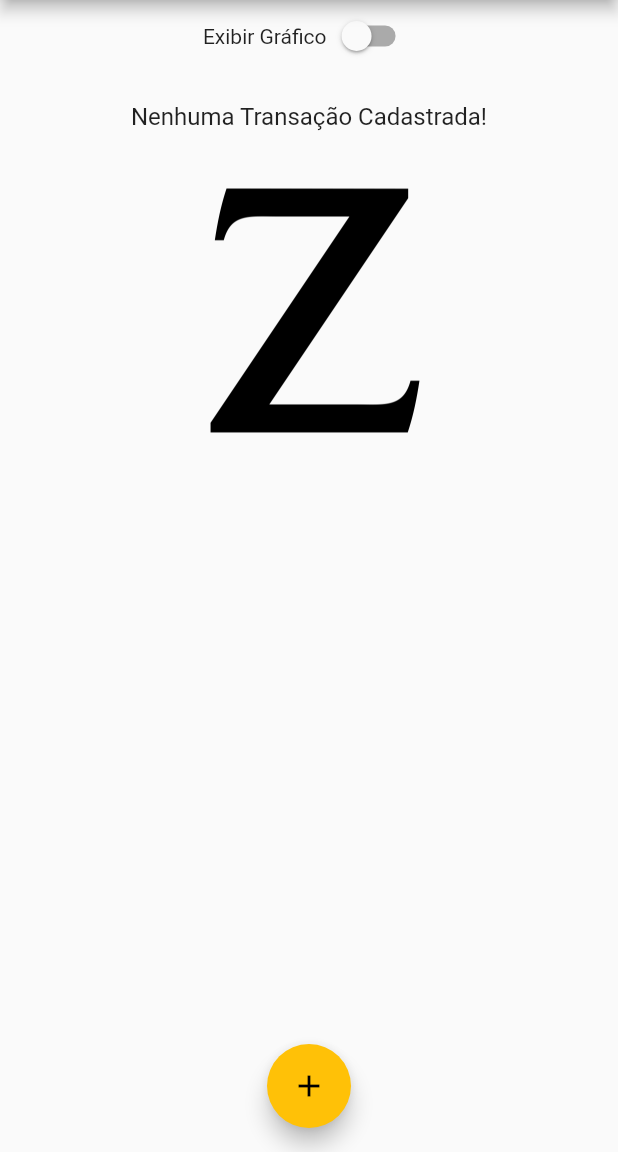
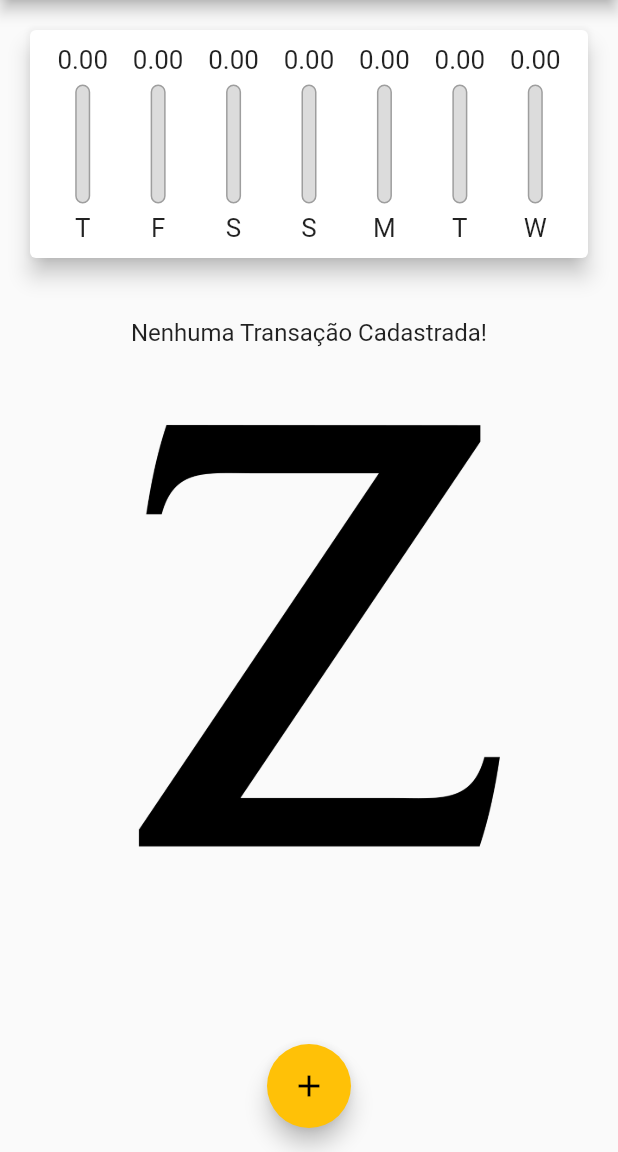
Before and after one commit to PedroPSar/expenses, a Flutter app: the screen it shows after launch, on a phone screen of 412 x 824 dp, the part 84-1236 px from its top. Run offline on Flutter 3.47's test engine with Material 2 defaults, Android fonts, the phone set to English and light mode, and no system bars; project files that could hold a hidden picture were left out.

Commit message:
commit 27/10/2021

```diff
--- a/lib/components/transaction_list.dart
+++ b/lib/components/transaction_list.dart
@@ -6,13 +6,16 @@ class TransactionList extends StatelessWidget {
   final List<Transaction> transactions;
   final void Function(String) onRemove;
 
-  const TransactionList({Key? key, required this.transactions, required this.onRemove})
+  const TransactionList(
+      {Key? key, required this.transactions, required this.onRemove})
       : super(key: key);
 
   @override
   Widget build(BuildContext context) {
     return transactions.isEmpty
-        ? Column(
+        ? LayoutBuilder(
+            builder: (ctx, constraints) {
+              return Column(
                 children: [
                   SizedBox(height: 20),
                   Text(
@@ -21,13 +24,15 @@ class TransactionList extends StatelessWidget {
                   ),
                   SizedBox(height: 20),
                   Container(
-                height: 200,
+                    height: constraints.maxHeight * 0.6,
                     child: Image.asset(
                       'assets/images/._waiting.png',
                       fit: BoxFit.cover,
                     ),
                   ),
                 ],
+              );
+            },
           )
         : ListView.builder(
             itemCount: transactions.length,
@@ -56,7 +61,21 @@ class TransactionList extends StatelessWidget {
                   subtitle: Text(
                     DateFormat('d MMM y').format(tr.date),
                   ),
-                  trailing: IconButton(
+                  trailing: MediaQuery.of(context).size.width > 480
+                      ? TextButton.icon(
+                          onPressed: () => onRemove(tr.id),
+                          icon: Icon(
+                            Icons.delete,
+                            color: Theme.of(context).errorColor,
+                          ),
+                          label: Text(
+                            'Excluir',
+                            style: TextStyle(
+                              color: Theme.of(context).errorColor,
+                            ),
+                          ),
+                        )
+                      : IconButton(
                           icon: Icon(Icons.delete),
                           color: Theme.of(context).errorColor,
                           onPressed: () => onRemove(tr.id),
--- a/lib/main.dart
+++ b/lib/main.dart
@@ -1,5 +1,7 @@
 import 'dart:math';
+import 'dart:io';
 import 'package:expenses/components/transaction_form.dart';
+import 'package:flutter/cupertino.dart';
 import 'package:flutter/material.dart';
 import 'components/chart.dart';
 import 'components/transaction_list.dart';
@@ -86,33 +88,54 @@ class _MyHomePageState extends State<MyHomePage> {
     );
   }
 
+  Widget _getIconButton(IconData icon, Function() fn) {
+    return Platform.isIOS
+        ? GestureDetector(onTap: fn, child: Icon(icon))
+        : IconButton(onPressed: fn, icon: Icon(icon));
+  }
+
   @override
   Widget build(BuildContext context) {
+    final mediaQuery = MediaQuery.of(context);
+    bool isLandspace = mediaQuery.orientation == Orientation.landscape;
+
+    final iconList = Platform.isIOS ? CupertinoIcons.refresh : Icons.list;
+    final chartList = Platform.isIOS ? CupertinoIcons.refresh : Icons.show_chart;
+
+    final actions = [
+      if (isLandspace)
+        _getIconButton(_showChart ? iconList : chartList, () {
+          setState(() {
+            _showChart = !_showChart;
+          });
+        }),
+      _getIconButton(
+        Platform.isIOS ? CupertinoIcons.add : Icons.add,
+        () => _openTransactionFormModal(context),
+      ),
+    ];
+
     final appBar = AppBar(
       title: Text('Despesas Pessoais'),
-      actions: [
-        IconButton(
-          onPressed: () => _openTransactionFormModal(context),
-          icon: Icon(Icons.add),
-        )
-      ],
+      actions: actions,
     );
 
-    final availableHeight = MediaQuery.of(context).size.height -
+    final availableHeight = mediaQuery.size.height -
         appBar.preferredSize.height -
-        MediaQuery.of(context).padding.top;
+        mediaQuery.padding.top;
 
-    return Scaffold(
-      appBar: appBar,
-      body: SingleChildScrollView(
+    final bodyPage = SafeArea(
+      child: SingleChildScrollView(
         child: Column(
           crossAxisAlignment: CrossAxisAlignment.stretch,
           children: [
+            /*if (isLandspace)
               Row(
                 mainAxisAlignment: MainAxisAlignment.center,
                 children: [
                   Text('Exibir Gráfico'),
-                Switch(
+                  Switch.adaptative(
+                    activeColor: Theme.of(context).accentColor,
                     value: _showChart,
                     onChanged: (value) {
                       setState(() {
@@ -121,26 +144,45 @@ class _MyHomePageState extends State<MyHomePage> {
                     },
                   ),
                 ],
-            ),
-            if (_showChart)
+              ),*/
+            if (_showChart || !isLandspace)
               Container(
-                height: availableHeight * 0.25,
+                height: availableHeight * (isLandspace ? 0.8 : 0.25),
                 child: Chart(recentTransactions: _recentTransactions),
               ),
-            if (!_showChart)
+            if (!_showChart || !isLandspace)
               Container(
-                height: availableHeight * 0.75,
+                height: availableHeight * (isLandspace ? 1 : 0.75),
                 child: TransactionList(
                     transactions: _transactions, onRemove: _removeTransaction),
               ),
           ],
         ),
       ),
-      floatingActionButton: FloatingActionButton(
+    );
+
+    return Platform.isIOS
+        ? CupertinoPageScaffold(
+            navigationBar: CupertinoNavigationBar(
+              middle: Text('Despesas Pessoais'),
+              trailing: Row(
+                mainAxisSize: MainAxisSize.min,
+                children: actions,
+              ),
+            ),
+            child: bodyPage,
+          )
+        : Scaffold(
+            appBar: appBar,
+            body: bodyPage,
+            floatingActionButton: Platform.isIOS
+                ? Container()
+                : FloatingActionButton(
                     child: Icon(Icons.add),
                     onPressed: () => _openTransactionFormModal(context),
                   ),
-      floatingActionButtonLocation: FloatingActionButtonLocation.centerFloat,
+            floatingActionButtonLocation:
+                FloatingActionButtonLocation.centerFloat,
           );
   }
 }
```
Also changed, not shown: lib/components/transaction_form.dart (+9 -2 lines). Lines whose indentation alone changed are shown as unchanged.
